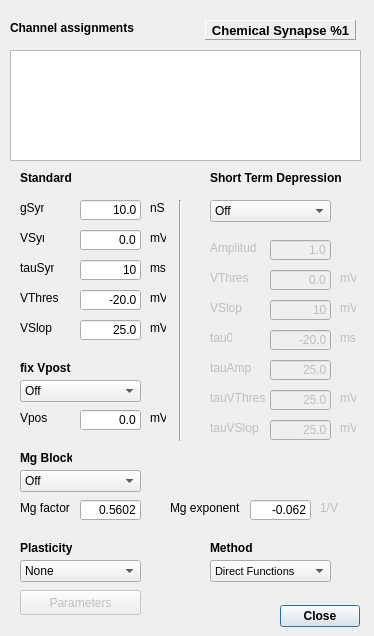
Qt form src/gui/ChemSynDlg.ui (CompEphys-team/stdpc) before a commit.
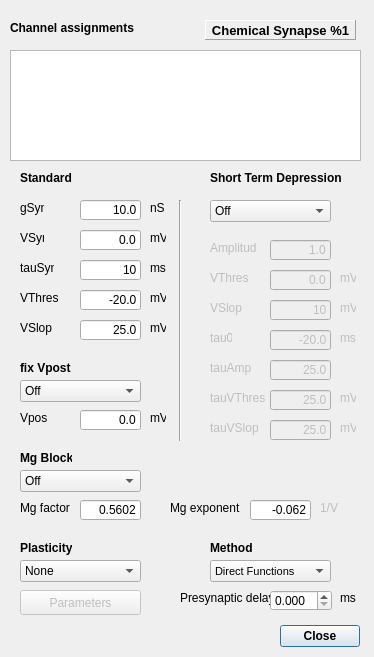
The same form after that commit. Custom widgets are drawn as their Qt base class.

Commit message: Added presynaptic delay for chemical synapses

Patch:
```diff
--- a/src/gui/ChemSynDlg.ui
+++ b/src/gui/ChemSynDlg.ui
@@ -7,7 +7,7 @@
     <x>0</x>
     <y>0</y>
     <width>374</width>
-    <height>636</height>
+    <height>657</height>
    </rect>
   </property>
   <property name="windowTitle">
@@ -17,7 +17,7 @@
    <property name="geometry">
     <rect>
      <x>200</x>
-     <y>600</y>
+     <y>620</y>
      <width>160</width>
      <height>32</height>
     </rect>
@@ -1065,6 +1065,48 @@
     <bool>false</bool>
    </attribute>
   </widget>
+  <widget class="QLabel" name="label_2">
+   <property name="geometry">
+    <rect>
+     <x>180</x>
+     <y>590</y>
+     <width>91</width>
+     <height>16</height>
+    </rect>
+   </property>
+   <property name="text">
+    <string>Presynaptic delay</string>
+   </property>
+  </widget>
+  <widget class="QLabel" name="label_3">
+   <property name="geometry">
+    <rect>
+     <x>340</x>
+     <y>590</y>
+     <width>21</width>
+     <height>16</height>
+    </rect>
+   </property>
+   <property name="text">
+    <string>ms</string>
+   </property>
+  </widget>
+  <widget class="QDoubleSpinBox" name="delay">
+   <property name="geometry">
+    <rect>
+     <x>270</x>
+     <y>590</y>
+     <width>62</width>
+     <height>21</height>
+    </rect>
+   </property>
+   <property name="decimals">
+    <number>3</number>
+   </property>
+   <property name="maximum">
+    <double>1000.000000000000000</double>
+   </property>
+  </widget>
  </widget>
  <customwidgets>
   <customwidget>
```
The commit also changes 23 other files.
